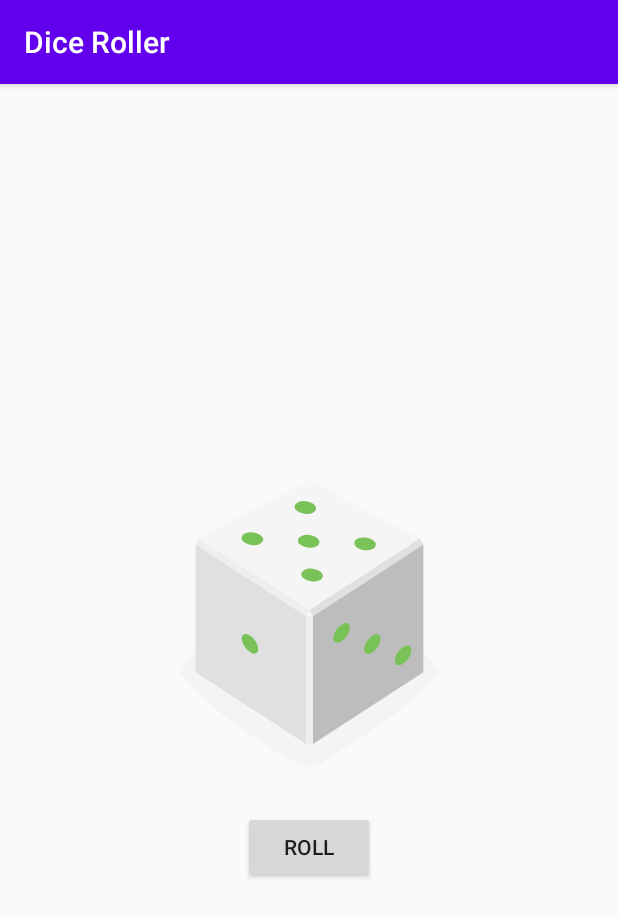
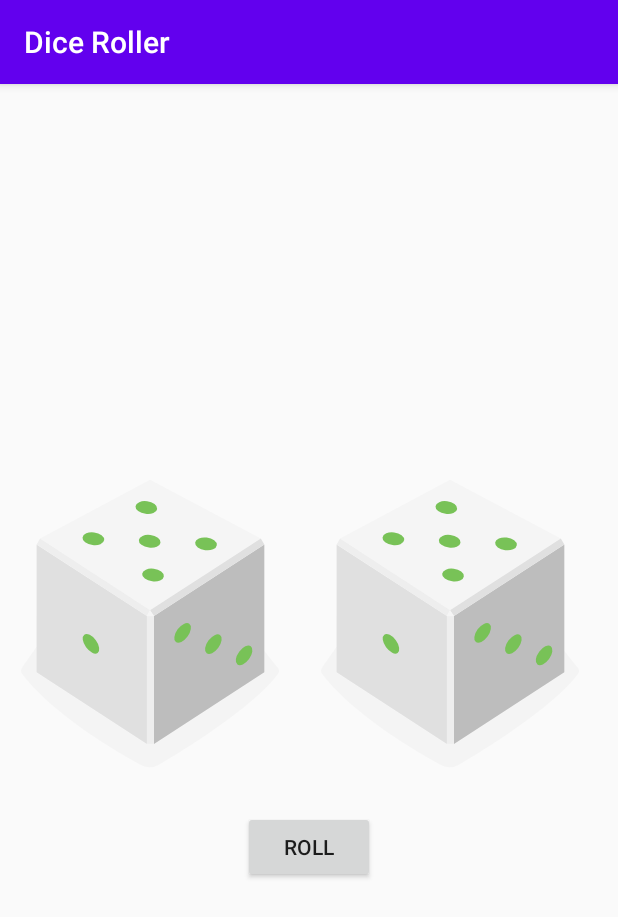
Before and after one commit to nekcoj/DiceRoller, an Android app: the screen it shows after launch (MainActivity), after a tap on "ROLL", on a phone screen of 412 x 824 dp. Shown: the top 917 px of the screen. Run offline under Robolectric (Android 15) with nearby library versions, the phone set to English and light mode, and no system bars.

Commit message:
Coding Challenge

```diff
--- a/app/src/main/java/com/example/diceroller/MainActivity.kt
+++ b/app/src/main/java/com/example/diceroller/MainActivity.kt
@@ -7,24 +7,29 @@ import androidx.appcompat.app.AppCompatActivity
 
 class MainActivity : AppCompatActivity() {
 
-    lateinit var diceImage: ImageView
+    lateinit var diceImage1: ImageView
+    lateinit var diceImage2: ImageView
 
     override fun onCreate(savedInstanceState: Bundle?) {
         super.onCreate(savedInstanceState)
         setContentView(R.layout.activity_main)
 
-        diceImage = findViewById(R.id.dice_image)
+        diceImage1 = findViewById(R.id.dice_image1)
+        diceImage2 = findViewById(R.id.dice_image2)
 
         val rollButton: Button = findViewById(R.id.roll_button)
         rollButton.setOnClickListener { rollDice() }
     }
 
     private fun rollDice(){
+        diceImage1.setImageResource(getRandomDiceImage())
+        diceImage2.setImageResource(getRandomDiceImage())
+    }
+
+    private fun getRandomDiceImage(): Int {
         val randomInt = (1..6).random()
-        //Toast.makeText(this, "button clicked", Toast.LENGTH_SHORT).show()
 
-
-        val drawableResource = when (randomInt) {
+        return when (randomInt) {
             1 -> R.drawable.dice_1
             2 -> R.drawable.dice_2
             3 -> R.drawable.dice_3
@@ -32,6 +37,5 @@ class MainActivity : AppCompatActivity() {
             5 -> R.drawable.dice_5
             else -> R.drawable.dice_6
         }
-        diceImage.setImageResource(drawableResource)
     }
 }
--- a/app/src/main/res/layout/activity_main.xml
+++ b/app/src/main/res/layout/activity_main.xml
@@ -11,13 +11,30 @@
     android:layout_gravity="center_vertical"
     tools:context=".MainActivity">
 
-    <ImageView
-        android:id="@+id/dice_image"
-        android:layout_width="wrap_content"
+    <LinearLayout
+        android:layout_width="match_parent"
         android:layout_height="wrap_content"
-        android:layout_gravity="center_horizontal"
-        app:srcCompat="@drawable/empty_dice"
-        tools:src="@drawable/dice_1"/>
+        android:orientation="horizontal">
+        <ImageView
+            android:id="@+id/dice_image2"
+            android:layout_width="wrap_content"
+            android:layout_height="wrap_content"
+            android:layout_gravity="center_horizontal"
+            app:srcCompat="@drawable/empty_dice"
+            tools:src="@drawable/dice_1"/>
+
+        <ImageView
+            android:id="@+id/dice_image1"
+            android:layout_width="wrap_content"
+            android:layout_height="wrap_content"
+            android:layout_gravity="center_horizontal"
+            app:srcCompat="@drawable/empty_dice"
+            tools:src="@drawable/dice_1"
+            />
+    </LinearLayout>
+
+
+
     <Button
         android:id="@+id/roll_button"
         android:layout_width="wrap_content"
```
